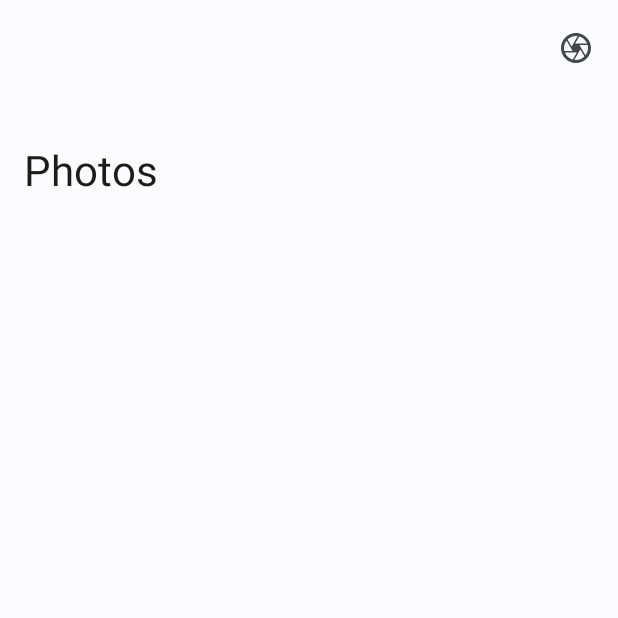
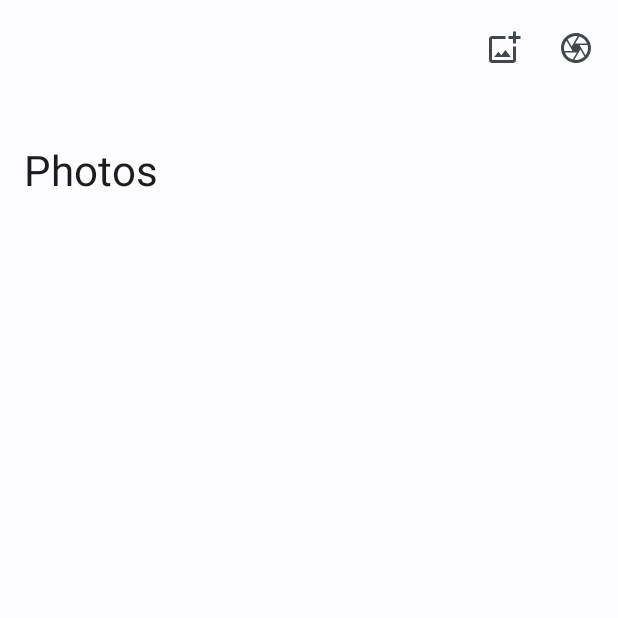
Before and after one commit to theolm/safe-gallery, an Android app built with Jetpack Compose: the composable GalleryPage shown on its own in the app's theme, on a phone screen of 412 x 824 dp, the top half of it. Run offline under Robolectric (Android 15) with nearby library versions, the phone set to English and light mode, and no system bars; our stand-ins replace Dagger/Hilt's generated code, accompanist; libraries missing offline, so code that uses them is left out: com.ramcosta.composedestinations; pictures from the network do not load; 1 statement that could not run was skipped.

Commit message:
Including import photo icon

```diff
--- a/app/src/main/java/com/theolm/safeGallery/presentation/ui/page/gallery/GalleryPage.kt
+++ b/app/src/main/java/com/theolm/safeGallery/presentation/ui/page/gallery/GalleryPage.kt
@@ -11,6 +11,7 @@ import androidx.compose.foundation.lazy.grid.LazyVerticalGrid
 import androidx.compose.foundation.lazy.grid.items
 import androidx.compose.foundation.lazy.grid.rememberLazyGridState
 import androidx.compose.material.icons.Icons
+import androidx.compose.material.icons.outlined.AddPhotoAlternate
 import androidx.compose.material.icons.outlined.Camera
 import androidx.compose.material3.*
 import androidx.compose.runtime.Composable
@@ -64,6 +65,17 @@ fun GalleryPage(
                 title = { Text(text = stringResource(id = R.string.gallery)) },
                 scrollBehavior = scrollBehavior,
                 actions = {
+                    IconButton(
+                        onClick = {
+                            //TODO: add import photo
+                        }
+                    ) {
+                        Icon(
+                            imageVector = Icons.Outlined.AddPhotoAlternate,
+                            contentDescription = stringResource(id = R.string.import_photo)
+                        )
+                    }
+
                     IconButton(
                         onClick = {
                             scope.launch {
```
